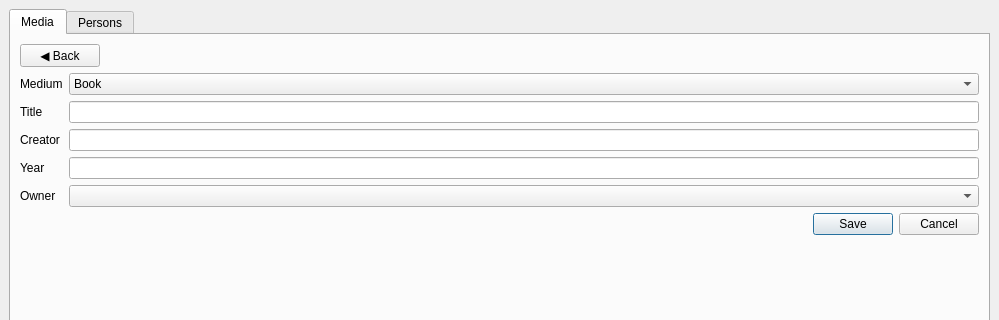
niklashempel/qt-beleg, file src/views/mainwindow.ui: the form before one commit; both pictures show x 0 to 999 and y 0 to 320 of the 999 by 672 pixel window.
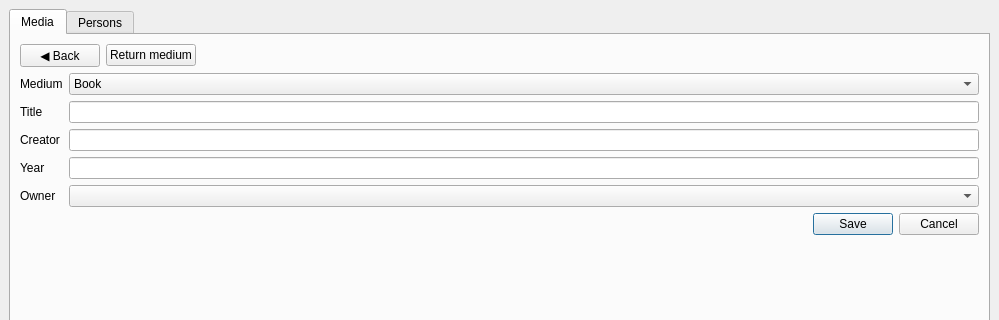
The form after the commit.

Commit message: Simplify return medium process

Patch:
```diff
--- a/src/views/mainwindow.ui
+++ b/src/views/mainwindow.ui
@@ -68,6 +68,8 @@
             <number>0</number>
            </property>
            <item>
+            <layout class="QHBoxLayout" name="horizontalLayout_2">
+             <item>
             <widget class="QPushButton" name="backButton">
              <property name="sizePolicy">
               <sizepolicy hsizetype="Fixed" vsizetype="Fixed">
@@ -79,6 +81,34 @@
               <string>◀ Back</string>
              </property>
             </widget>
+             </item>
+             <item>
+              <widget class="QPushButton" name="returnMediumButton">
+               <property name="sizePolicy">
+                <sizepolicy hsizetype="Fixed" vsizetype="Fixed">
+                 <horstretch>0</horstretch>
+                 <verstretch>0</verstretch>
+                </sizepolicy>
+               </property>
+               <property name="text">
+                <string>Return medium</string>
+               </property>
+              </widget>
+             </item>
+             <item>
+              <spacer name="horizontalSpacer">
+               <property name="orientation">
+                <enum>Qt::Horizontal</enum>
+               </property>
+               <property name="sizeHint" stdset="0">
+                <size>
+                 <width>40</width>
+                 <height>20</height>
+                </size>
+               </property>
+              </spacer>
+             </item>
+            </layout>
            </item>
            <item>
             <layout class="QFormLayout" name="addMediumLayout">
```
Lines whose indentation alone changed are shown as unchanged. The commit also changes 1 other file.
